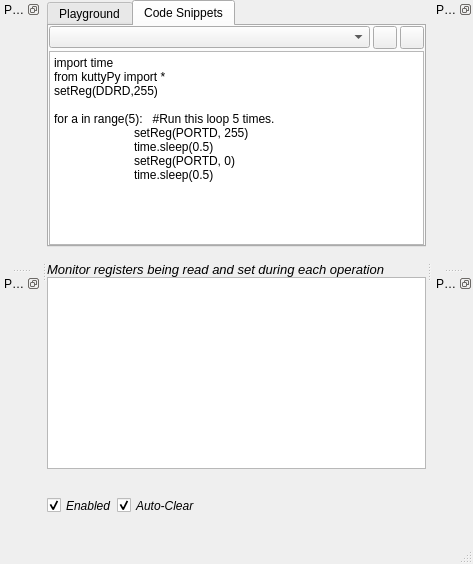
Above: utilities/templates/layout.ui from csparkresearch/KuttyPy-GUI before the change. Below: the same form after it.
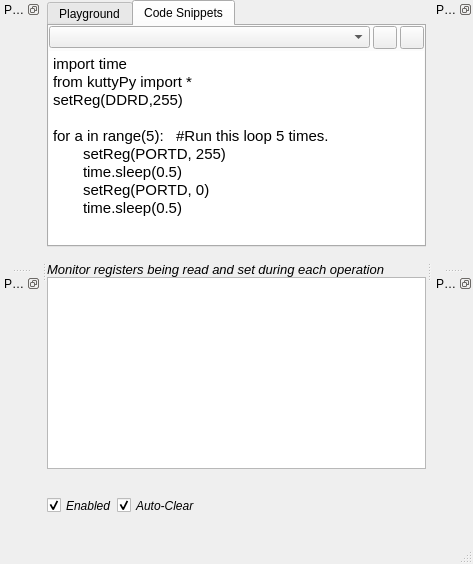
That is the form after the change. The open tabs and pages were chosen to show the change. Icons and pictures are not drawn.

```diff
--- a/utilities/templates/layout.ui
+++ b/utilities/templates/layout.ui
@@ -129,6 +129,17 @@
         </item>
         <item row="1" column="0" colspan="3">
          <widget class="QPlainTextEdit" name="userCode">
+          <property name="font">
+           <font>
+            <pointsize>11</pointsize>
+           </font>
+          </property>
+          <property name="frameShape">
+           <enum>QFrame::NoFrame</enum>
+          </property>
+          <property name="lineWrapMode">
+           <enum>QPlainTextEdit::NoWrap</enum>
+          </property>
           <property name="plainText">
            <string>import time
 from kuttyPy import *
@@ -140,6 +151,15 @@
 	setReg(PORTD, 0)
 	time.sleep(0.5)</string>
           </property>
+          <property name="tabStopWidth">
+           <number>30</number>
+          </property>
+          <property name="backgroundVisible">
+           <bool>false</bool>
+          </property>
+          <property name="centerOnScroll">
+           <bool>false</bool>
+          </property>
           <property name="class" stdset="0">
            <string/>
           </property>
```
